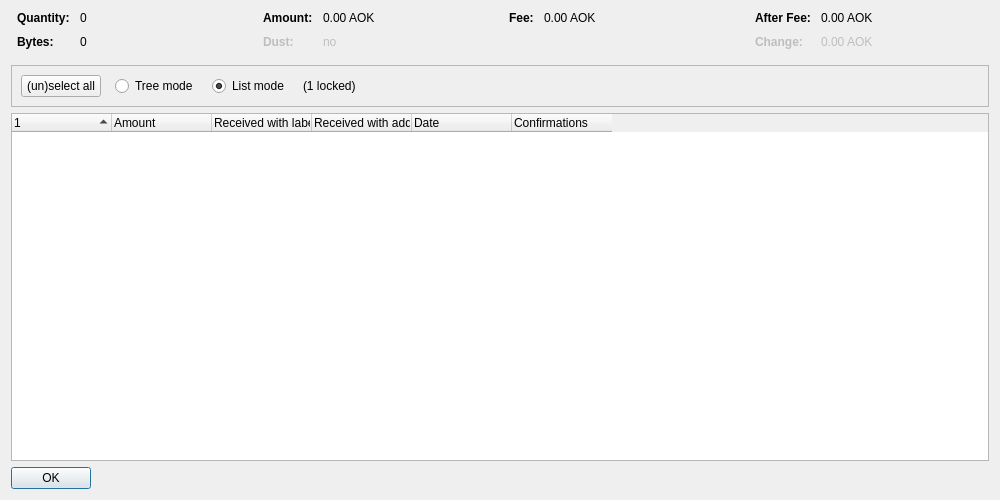
Above: src/qt/forms/coincontroldialog.ui from AokChain/AokChain before the change. Below: the same form after it.
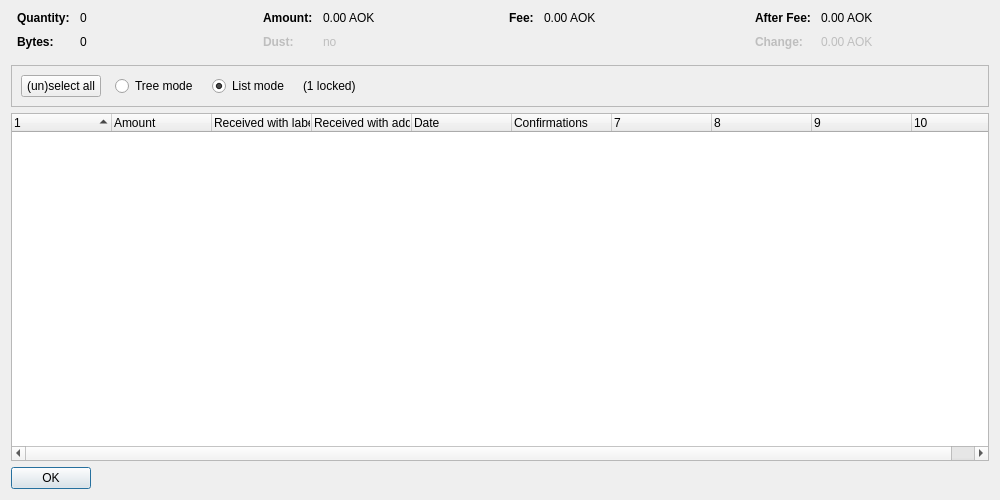
That is the form after the change. Custom widgets are drawn as their Qt base class.

```diff
--- a/src/qt/forms/coincontroldialog.ui
+++ b/src/qt/forms/coincontroldialog.ui
@@ -402,7 +402,7 @@
       <bool>false</bool>
      </property>
      <property name="columnCount">
-      <number>6</number>
+      <number>10</number>
      </property>
      <attribute name="headerShowSortIndicator" stdset="0">
       <bool>true</bool>
```
Left out of the diff: 2 changed lines with no effect on the pictures.
